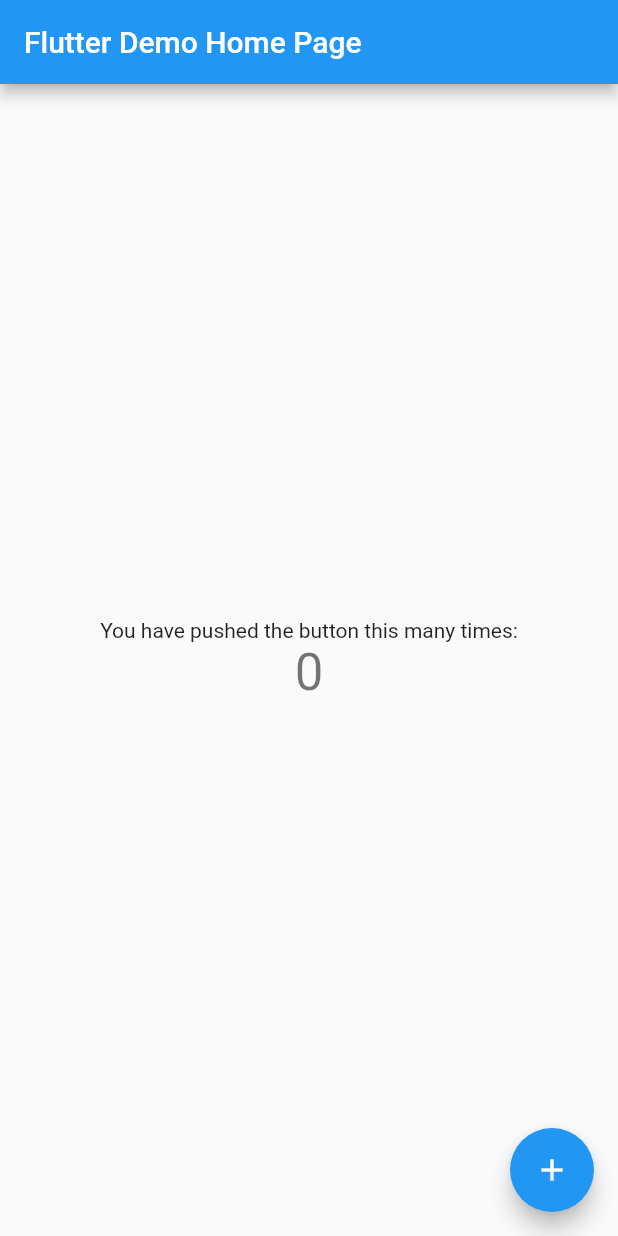
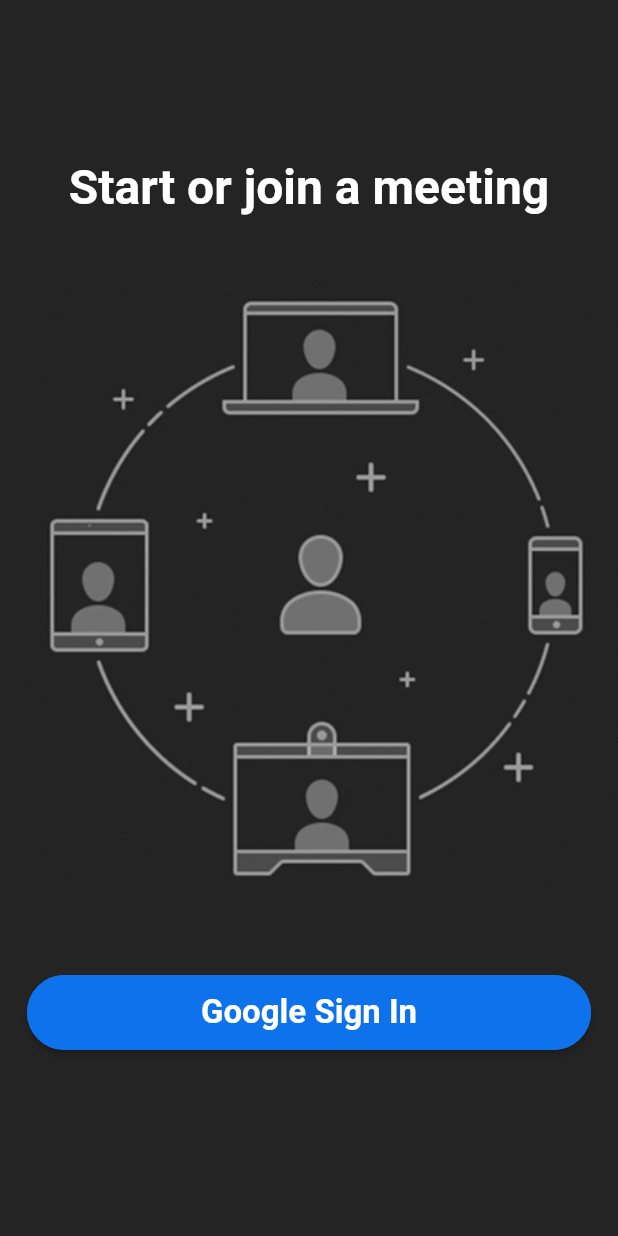
Before and after one commit to Rexkozy/Zoom_Clone, a Flutter app: the screen it shows after launch, on a phone screen of 412 x 824 dp. Run offline on Flutter 3.47's test engine with Material 2 defaults, Android fonts, the phone set to English and light mode, and no system bars; our stand-ins replace cloud_firestore, firebase_auth, firebase_core, google_sign_in; accounts and stored records are empty.

Commit message:
new flutterfire

```diff
--- /dev/null
+++ b/lib/constants.dart
@@ -0,0 +1,6 @@
+import 'package:flutter/material.dart';
+
+const backgroundColor = Color.fromRGBO(36, 36, 36, 1);
+const buttonColor = Color.fromRGBO(14, 114, 236, 1);
+const footerColor = Color.fromRGBO(26, 26, 26, 1);
+const secondaryBackgroundColor = Color.fromRGBO(46, 46, 46, 1);
--- a/lib/main.dart
+++ b/lib/main.dart
@@ -1,115 +1,47 @@
+import 'package:firebase_auth/firebase_auth.dart';
+import 'package:firebase_core/firebase_core.dart';
 import 'package:flutter/material.dart';
+import 'package:zoom_clone_app/constants.dart';
+import 'package:zoom_clone_app/firebase_options.dart';
+import 'package:zoom_clone_app/screens/home.dart';
+import 'package:zoom_clone_app/screens/login.dart';
 
-void main() {
+void main() async {
+  WidgetsFlutterBinding.ensureInitialized();
+  await Firebase.initializeApp(
+    // options: DefaultFirebaseOptions.currentPlatform,
+  );
   runApp(const MyApp());
 }
 
 class MyApp extends StatelessWidget {
   const MyApp({Key? key}) : super(key: key);
 
-  // This widget is the root of your application.
   @override
   Widget build(BuildContext context) {
     return MaterialApp(
-      title: 'Flutter Demo',
-      theme: ThemeData(
-        // This is the theme of your application.
-        //
-        // Try running your application with "flutter run". You'll see the
-        // application has a blue toolbar. Then, without quitting the app, try
-        // changing the primarySwatch below to Colors.green and then invoke
-        // "hot reload" (press "r" in the console where you ran "flutter run",
-        // or simply save your changes to "hot reload" in a Flutter IDE).
-        // Notice that the counter didn't reset back to zero; the application
-        // is not restarted.
-        primarySwatch: Colors.blue,
+      title: 'Zoom Clone',
+      debugShowCheckedModeBanner: false,
+      theme:
+          ThemeData.dark().copyWith(scaffoldBackgroundColor: backgroundColor),
+      routes: {
+        LoginScreen.routeName: (context) => const LoginScreen(),
+        HomeScreen.routeName: (context) => const HomeScreen()
+      },
+      home: StreamBuilder(
+        stream: FirebaseAuth.instance.authStateChanges(),
+        builder: (context, snapshot) {
+          if (snapshot.connectionState == ConnectionState.waiting) {
+            return const Center(
+              child: CircularProgressIndicator(),
+            );
+          }
+          if (snapshot.hasData) {
+            return const HomeScreen();
+          }
+          return const LoginScreen();
+        },
       ),
-      home: const MyHomePage(title: 'Flutter Demo Home Page'),
     );
   }
 }
-
-class MyHomePage extends StatefulWidget {
-  const MyHomePage({Key? key, required this.title}) : super(key: key);
-
-  // This widget is the home page of your application. It is stateful, meaning
-  // that it has a State object (defined below) that contains fields that affect
-  // how it looks.
-
-  // This class is the configuration for the state. It holds the values (in this
-  // case the title) provided by the parent (in this case the App widget) and
-  // used by the build method of the State. Fields in a Widget subclass are
-  // always marked "final".
-
-  final String title;
-
-  @override
-  State<MyHomePage> createState() => _MyHomePageState();
-}
-
-class _MyHomePageState extends State<MyHomePage> {
-  int _counter = 0;
-
-  void _incrementCounter() {
-    setState(() {
-      // This call to setState tells the Flutter framework that something has
-      // changed in this State, which causes it to rerun the build method below
-      // so that the display can reflect the updated values. If we changed
-      // _counter without calling setState(), then the build method would not be
-      // called again, and so nothing would appear to happen.
-      _counter++;
-    });
-  }
-
-  @override
-  Widget build(BuildContext context) {
-    // This method is rerun every time setState is called, for instance as done
-    // by the _incrementCounter method above.
-    //
-    // The Flutter framework has been optimized to make rerunning build methods
-    // fast, so that you can just rebuild anything that needs updating rather
-    // than having to individually change instances of widgets.
-    return Scaffold(
-      appBar: AppBar(
-        // Here we take the value from the MyHomePage object that was created by
-        // the App.build method, and use it to set our appbar title.
-        title: Text(widget.title),
-      ),
-      body: Center(
-        // Center is a layout widget. It takes a single child and positions it
-        // in the middle of the parent.
-        child: Column(
-          // Column is also a layout widget. It takes a list of children and
-          // arranges them vertically. By default, it sizes itself to fit its
-          // children horizontally, and tries to be as tall as its parent.
-          //
-          // Invoke "debug painting" (press "p" in the console, choose the
-          // "Toggle Debug Paint" action from the Flutter Inspector in Android
-          // Studio, or the "Toggle Debug Paint" command in Visual Studio Code)
-          // to see the wireframe for each widget.
-          //
-          // Column has various properties to control how it sizes itself and
-          // how it positions its children. Here we use mainAxisAlignment to
-          // center the children vertically; the main axis here is the vertical
-          // axis because Columns are vertical (the cross axis would be
-          // horizontal).
-          mainAxisAlignment: MainAxisAlignment.center,
-          children: <Widget>[
-            const Text(
-              'You have pushed the button this many times:',
-            ),
-            Text(
-              '$_counter',
-              style: Theme.of(context).textTheme.headline4,
-            ),
-          ],
-        ),
-      ),
-      floatingActionButton: FloatingActionButton(
-        onPressed: _incrementCounter,
-        tooltip: 'Increment',
-        child: const Icon(Icons.add),
-      ), // This trailing comma makes auto-formatting nicer for build methods.
-    );
-  }
-}
--- /dev/null
+++ b/lib/screens/login.dart
@@ -0,0 +1,65 @@
+import 'package:flutter/material.dart';
+import 'package:zoom_clone_app/constants.dart';
+import 'package:zoom_clone_app/screens/home.dart';
+import 'package:zoom_clone_app/services/auth.dart';
+
+class LoginScreen extends StatefulWidget {
+  const LoginScreen({Key? key}) : super(key: key);
+
+  static const routeName = "/login";
+
+  @override
+  State<LoginScreen> createState() => _LoginScreenState();
+}
+
+class _LoginScreenState extends State<LoginScreen> {
+  final AuthService auth = AuthService();
+
+  @override
+  Widget build(BuildContext context) {
+    return Scaffold(
+      body: Center(
+        child: Column(mainAxisAlignment: MainAxisAlignment.center, children: [
+          const Text(
+            "Start or join a meeting",
+            style: TextStyle(
+              fontSize: 32,
+              fontWeight: FontWeight.bold,
+            ),
+          ),
+          Padding(
+            padding: const EdgeInsets.symmetric(vertical: 38.0),
+            child: Image.asset(
+              'assets/images/onboarding.jpg',
+              fit: BoxFit.cover,
+            ),
+          ),
+          Padding(
+            padding: const EdgeInsets.all(18.0),
+            child: ElevatedButton(
+              child: const Text(
+                "Google Sign In",
+                style: TextStyle(
+                  fontSize: 22,
+                  fontWeight: FontWeight.bold,
+                ),
+              ),
+              onPressed: () async {
+                bool res = await auth.signInWithGoogle(context);
+                if (res) {
+                  Navigator.pushNamed(context, HomeScreen.routeName);
+                }
+              },
+              style: ElevatedButton.styleFrom(
+                  primary: buttonColor,
+                  minimumSize: const Size(double.infinity, 50),
+                  shape: RoundedRectangleBorder(
+                      borderRadius: BorderRadius.circular(30)),
+                  side: const BorderSide(color: buttonColor)),
+            ),
+          )
+        ]),
+      ),
+    );
+  }
+}
```
Also changed, not shown: lib/screens/home.dart (added, +16 -0 lines), lib/services/auth.dart (added, +45 -0 lines), pubspec.yaml (+9 -2 lines), assets/images/onboarding.jpg (added), lib/firebase_options.dart (added), pubspec.lock, 3 other files.
